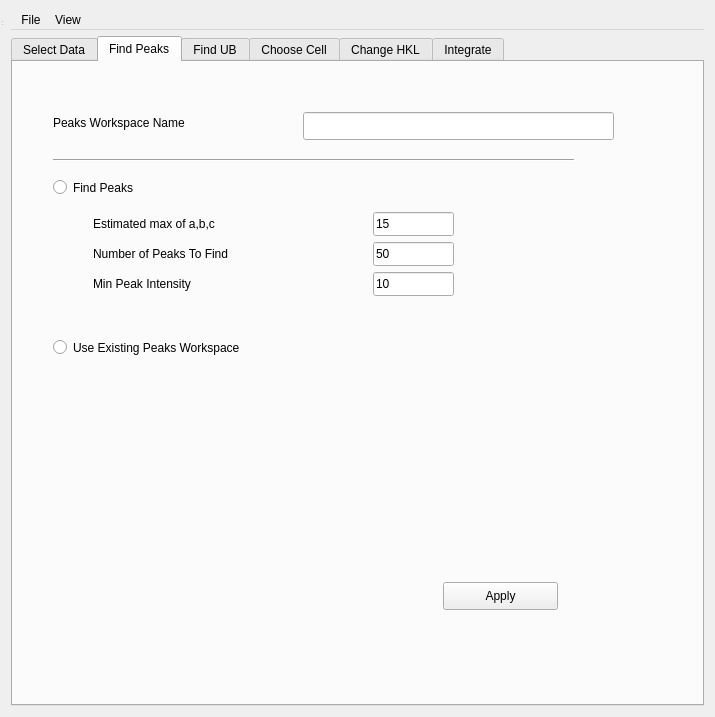
Above: Code/Mantid/MantidQt/CustomInterfaces/inc/MantidQtCustomInterfaces/MantidEV.ui from mantidproject/mantid before the change. Below: the same form after it.
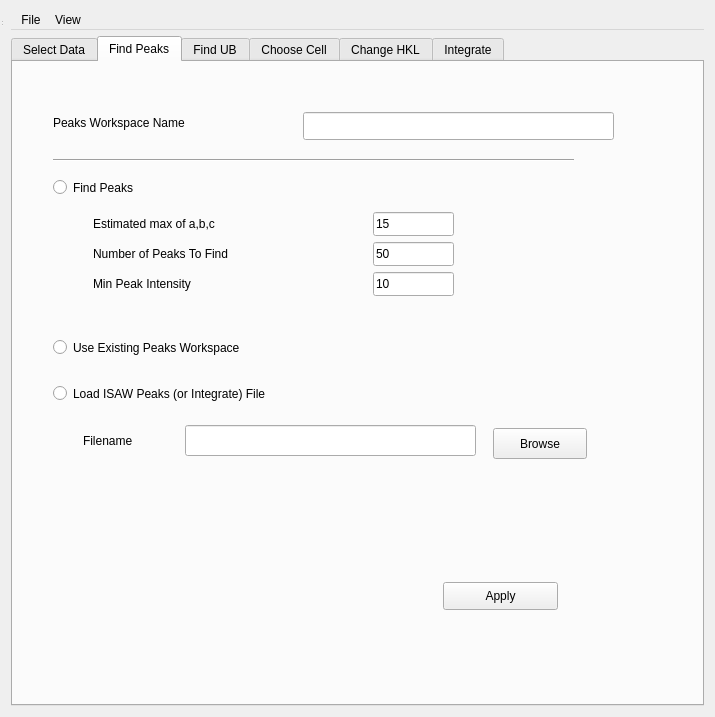
That is the form after the change. The open tabs and pages were chosen to show the change.

Commit message:
Re 6687 MantidEV menubar
Implemented Save and Load for Isaw Peaks and UB matrix
on menu bar.  Also added option to just index using
the current UB matrix (if any).
Refs #6687

Diff of the .ui file:
```diff
--- a/Code/Mantid/MantidQt/CustomInterfaces/inc/MantidQtCustomInterfaces/MantidEV.ui
+++ b/Code/Mantid/MantidQt/CustomInterfaces/inc/MantidQtCustomInterfaces/MantidEV.ui
@@ -326,6 +326,55 @@
         <enum>Qt::Horizontal</enum>
        </property>
       </widget>
+      <widget class="QRadioButton" name="LoadIsawPeaks_rbtn">
+       <property name="geometry">
+        <rect>
+         <x>40</x>
+         <y>320</y>
+         <width>361</width>
+         <height>23</height>
+        </rect>
+       </property>
+       <property name="text">
+        <string>Load ISAW Peaks (or Integrate) File</string>
+       </property>
+      </widget>
+      <widget class="QPushButton" name="SelectPeaksFile_btn">
+       <property name="geometry">
+        <rect>
+         <x>480</x>
+         <y>366</y>
+         <width>94</width>
+         <height>31</height>
+        </rect>
+       </property>
+       <property name="text">
+        <string>Browse</string>
+       </property>
+      </widget>
+      <widget class="QLabel" name="SelectPeaksFile_lbl">
+       <property name="geometry">
+        <rect>
+         <x>70</x>
+         <y>370</y>
+         <width>101</width>
+         <height>18</height>
+        </rect>
+       </property>
+       <property name="text">
+        <string>Filename</string>
+       </property>
+      </widget>
+      <widget class="QLineEdit" name="SelectPeaksFile_ledt">
+       <property name="geometry">
+        <rect>
+         <x>172</x>
+         <y>363</y>
+         <width>291</width>
+         <height>31</height>
+        </rect>
+       </property>
+      </widget>
      </widget>
      <widget class="QWidget" name="FindUB">
       <attribute name="title">
```
Left out of the diff: 38 changed lines with no effect on the pictures. The commit also changes 4 other files.
